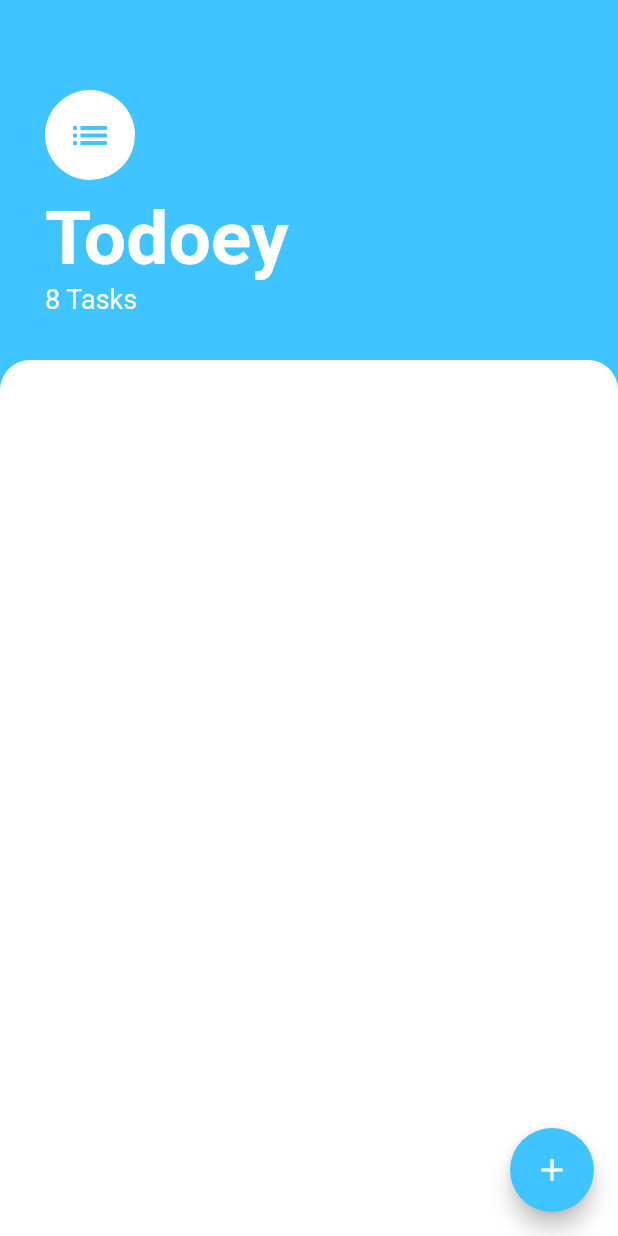
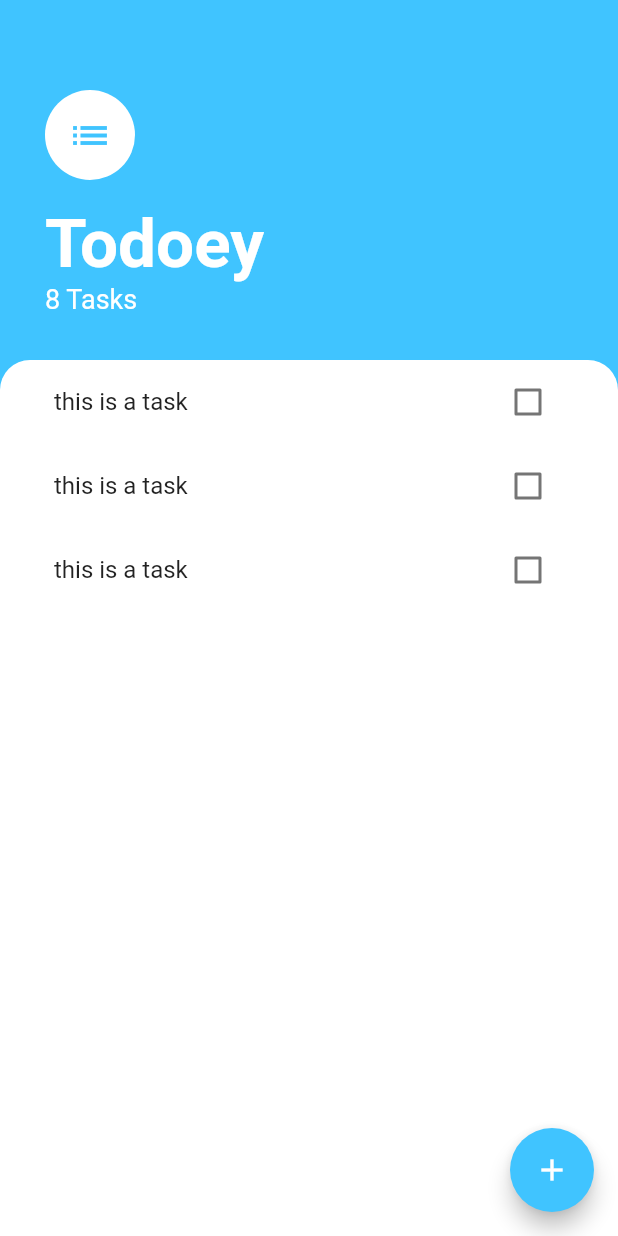
Before and after one commit to ahrar01/Todaey, a Flutter app: the screen it shows after launch, on a phone screen of 412 x 824 dp. Run offline on Flutter 3.47's test engine with Material 2 defaults, Android fonts, the phone set to English and light mode, and no system bars.

Commit message:
togglecheckbox

```diff
--- a/lib/main.dart
+++ b/lib/main.dart
@@ -1,5 +1,5 @@
 import 'package:flutter/material.dart';
-import 'package:to_doey/screens/task.dart';
+import 'package:to_doey/screens/task_screen.dart';
 
 void main() => runApp(MyApp());
 
@@ -7,6 +7,7 @@ class MyApp extends StatelessWidget {
   @override
   Widget build(BuildContext context) {
     return MaterialApp(
+      debugShowCheckedModeBanner: false,
       home: TasksScreen(),
     );
   }
--- a/lib/screens/task.dart
+++ b/lib/screens/task_screen.dart
@@ -1,4 +1,6 @@
 import 'package:flutter/material.dart';
+import 'package:to_doey/screens/add_task_screen.dart';
+import 'package:to_doey/widgets/task_tile.dart';
 
 class TasksScreen extends StatelessWidget {
   @override
@@ -6,7 +8,10 @@ class TasksScreen extends StatelessWidget {
     return Scaffold(
       backgroundColor: Colors.lightBlueAccent,
       floatingActionButton: FloatingActionButton(
-        onPressed: null,
+        onPressed: () {
+          showModalBottomSheet(
+              context: context, builder: (context) => AddTaskScreen());
+        },
         backgroundColor: Colors.lightBlueAccent,
         child: Icon(Icons.add),
       ),
@@ -29,13 +34,13 @@ class TasksScreen extends StatelessWidget {
                   radius: 30.0,
                 ),
                 SizedBox(
-                  height: 10.0,
+                  height: 16.0,
                 ),
                 Text(
                   "Todoey",
                   style: TextStyle(
                       color: Colors.white,
-                      fontSize: 50.0,
+                      fontSize: 45.0,
                       fontWeight: FontWeight.w700),
                 ),
                 Text(
@@ -47,12 +52,14 @@ class TasksScreen extends StatelessWidget {
           ),
           Expanded(
             child: Container(
+              padding: EdgeInsets.symmetric(horizontal: 20.0),
               decoration: BoxDecoration(
                 color: Colors.white,
                 borderRadius: BorderRadius.only(
                     topLeft: Radius.circular(20.0),
                     topRight: Radius.circular(20.0)),
               ),
+              child: TasksList(),
             ),
           ),
         ],
--- /dev/null
+++ b/lib/widgets/task_list.dart
@@ -0,0 +1,44 @@
+import 'package:flutter/material.dart';
+
+class TaskTile extends StatefulWidget {
+  @override
+  _TaskTileState createState() => _TaskTileState();
+}
+
+class _TaskTileState extends State<TaskTile> {
+  bool isChecked = false;
+
+  void checkboxCallback(bool checkboxState) {
+    setState(() {
+      isChecked = checkboxState;
+    });
+  }
+
+  @override
+  Widget build(BuildContext context) {
+    return ListTile(
+      title: Text(
+        "this is a task",
+        style: TextStyle(
+            decoration: isChecked ? TextDecoration.lineThrough : null),
+      ),
+      trailing: TaskCheckBox(
+          checkboxstate: isChecked, toggleCheckboxState: checkboxCallback),
+    );
+  }
+}
+
+class TaskCheckBox extends StatelessWidget {
+  final bool checkboxstate;
+  final Function toggleCheckboxState;
+
+  TaskCheckBox({this.checkboxstate, this.toggleCheckboxState});
+
+  Widget build(BuildContext context) {
+    return Checkbox(
+      activeColor: Colors.lightBlueAccent,
+      value: checkboxstate,
+      onChanged: toggleCheckboxState,
+    );
+  }
+}
--- /dev/null
+++ b/lib/widgets/task_tile.dart
@@ -0,0 +1,15 @@
+import 'package:flutter/material.dart';
+import 'package:to_doey/widgets/task_list.dart';
+
+class TasksList extends StatelessWidget {
+  @override
+  Widget build(BuildContext context) {
+    return ListView(
+      children: <Widget>[
+        TaskTile(),
+        TaskTile(),
+        TaskTile(),
+      ],
+    );
+  }
+}
--- a/pubspec.yaml
+++ b/pubspec.yaml
@@ -22,7 +22,7 @@ dependencies:
 
   # The following adds the Cupertino Icons font to your application.
   # Use with the CupertinoIcons class for iOS style icons.
-  cupertino_icons: ^0.1.2
+  cupertino_icons: ^0.1.3
 
 dev_dependencies:
   flutter_test:
```
Also changed, not shown: lib/screens/add_task_screen.dart (added, +47 -0 lines).
